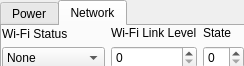
Old version of the form src/citra_qt/control_panel.ui in the repository grimtnt/citra.
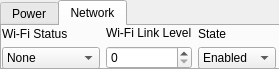
New version of the form.

Commit message: Revert logging PR, control_panel: fixes, add network state

What changed in the file:
```diff
--- a/src/citra_qt/control_panel.ui
+++ b/src/citra_qt/control_panel.ui
@@ -6,8 +6,8 @@
    <rect>
     <x>0</x>
     <y>0</y>
-    <width>244</width>
-    <height>66</height>
+    <width>279</width>
+    <height>69</height>
    </rect>
   </property>
   <property name="windowTitle">
@@ -18,7 +18,7 @@
     <rect>
      <x>0</x>
      <y>0</y>
-     <width>247</width>
+     <width>281</width>
      <height>70</height>
     </rect>
    </property>
@@ -109,7 +109,7 @@
       <rect>
        <x>0</x>
        <y>0</y>
-       <width>242</width>
+       <width>274</width>
        <height>43</height>
       </rect>
      </property>
@@ -172,7 +172,28 @@
          </widget>
         </item>
         <item>
-         <widget class="QSpinBox" name="network_state"/>
+         <widget class="QComboBox" name="network_state">
+          <item>
+           <property name="text">
+            <string>Enabled</string>
+           </property>
+          </item>
+          <item>
+           <property name="text">
+            <string>Disabled</string>
+           </property>
+          </item>
+          <item>
+           <property name="text">
+            <string>Local</string>
+           </property>
+          </item>
+          <item>
+           <property name="text">
+            <string>Internet</string>
+           </property>
+          </item>
+         </widget>
         </item>
        </layout>
       </item>
```
The commit also changes 29 other files.
